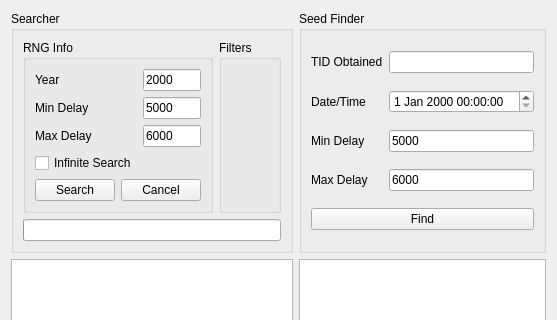
First picture: the form in Source/Form/Gen4/IDs4.ui, repository Admiral-Fish/PokeFinder, before the edit; both pictures show x 0 to 557 and y 0 to 320 of the 557 by 600 pixel window.
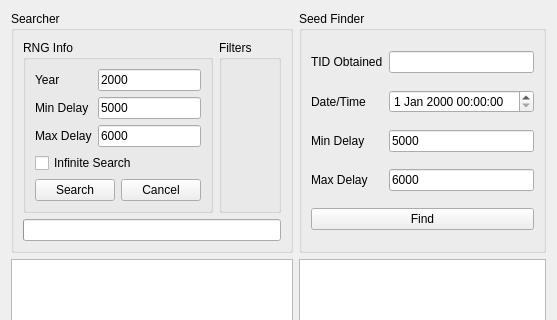
Second picture: the form after the edit. Custom widgets are drawn as their Qt base class.

What changed in the file:
```diff
--- a/Source/Form/Gen4/IDs4.ui
+++ b/Source/Form/Gen4/IDs4.ui
@@ -26,24 +26,19 @@
       <string>Searcher</string>
      </property>
      <layout class="QGridLayout" name="gridLayout_4">
-      <item row="0" column="1">
-       <widget class="QGroupBox" name="groupBoxFilters">
-        <property name="title">
-         <string>Filters</string>
-        </property>
-        <layout class="QGridLayout" name="gridLayout_2">
-         <item row="0" column="0">
-          <widget class="IDsFilter" name="idFilter" native="true"/>
-         </item>
-        </layout>
-       </widget>
-      </item>
       <item row="0" column="0">
        <widget class="QGroupBox" name="groupBoxRNGInfo">
         <property name="title">
          <string>RNG Info</string>
         </property>
-        <layout class="QGridLayout" name="gridLayout_5">
+        <layout class="QGridLayout" name="gridLayout">
+         <item row="0" column="0">
+          <widget class="QLabel" name="labelYear">
+           <property name="text">
+            <string>Year</string>
+           </property>
+          </widget>
+         </item>
          <item row="0" column="1">
           <widget class="TextBox" name="textBoxYear">
            <property name="text">
@@ -51,7 +46,35 @@
            </property>
           </widget>
          </item>
-         <item row="3" column="0">
+         <item row="1" column="0">
+          <widget class="QLabel" name="labelSearcherMinDelay">
+           <property name="text">
+            <string>Min Delay</string>
+           </property>
+          </widget>
+         </item>
+         <item row="1" column="1">
+          <widget class="TextBox" name="textBoxSearcherMinDelay">
+           <property name="text">
+            <string notr="true">5000</string>
+           </property>
+          </widget>
+         </item>
+         <item row="2" column="0">
+          <widget class="QLabel" name="labelSearcherMaxDelay">
+           <property name="text">
+            <string>Max Delay</string>
+           </property>
+          </widget>
+         </item>
+         <item row="2" column="1">
+          <widget class="TextBox" name="textBoxSearcherMaxDelay">
+           <property name="text">
+            <string notr="true">6000</string>
+           </property>
+          </widget>
+         </item>
+         <item row="3" column="0" colspan="2">
           <widget class="QCheckBox" name="checkBoxInfiniteSearch">
            <property name="text">
             <string>Infinite Search</string>
@@ -59,15 +82,15 @@
           </widget>
          </item>
          <item row="4" column="0" colspan="2">
-          <layout class="QGridLayout" name="gridLayout">
-           <item row="0" column="0">
+          <layout class="QHBoxLayout" name="horizontalLayout">
+           <item>
             <widget class="QPushButton" name="pushButtonSearch">
              <property name="text">
               <string>Search</string>
              </property>
             </widget>
            </item>
-           <item row="0" column="1">
+           <item>
             <widget class="QPushButton" name="pushButtonCancel">
              <property name="text">
               <string>Cancel</string>
@@ -76,40 +99,17 @@
            </item>
           </layout>
          </item>
-         <item row="2" column="1">
-          <widget class="TextBox" name="textBoxSearcherMaxDelay">
-           <property name="text">
-            <string notr="true">6000</string>
-           </property>
-          </widget>
-         </item>
-         <item row="2" column="0">
-          <widget class="QLabel" name="labelSearcherMaxDelay">
-           <property name="text">
-            <string>Max Delay</string>
-           </property>
-          </widget>
-         </item>
-         <item row="1" column="1">
-          <widget class="TextBox" name="textBoxSearcherMinDelay">
-           <property name="text">
-            <string notr="true">5000</string>
-           </property>
-          </widget>
-         </item>
-         <item row="1" column="0">
-          <widget class="QLabel" name="labelSearcherMinDelay">
-           <property name="text">
-            <string>Min Delay</string>
-           </property>
-          </widget>
-         </item>
+        </layout>
+       </widget>
+      </item>
+      <item row="0" column="1">
+       <widget class="QGroupBox" name="groupBoxFilters">
+        <property name="title">
+         <string>Filters</string>
+        </property>
+        <layout class="QGridLayout" name="gridLayout_2">
          <item row="0" column="0">
-          <widget class="QLabel" name="labelYear">
-           <property name="text">
-            <string>Year</string>
-           </property>
-          </widget>
+          <widget class="IDsFilter" name="idFilter" native="true"/>
          </item>
         </layout>
        </widget>
@@ -204,17 +204,17 @@
    <extends>QLineEdit</extends>
    <header>Form/Controls/TextBox.hpp</header>
   </customwidget>
+  <customwidget>
+   <class>TableView</class>
+   <extends>QTableView</extends>
+   <header>Form/Controls/TableView.hpp</header>
+  </customwidget>
   <customwidget>
    <class>IDsFilter</class>
    <extends>QWidget</extends>
    <header>Form/Controls/IDsFilter.hpp</header>
    <container>1</container>
   </customwidget>
-  <customwidget>
-   <class>TableView</class>
-   <extends>QTableView</extends>
-   <header>Form/Controls/TableView.hpp</header>
-  </customwidget>
  </customwidgets>
  <tabstops>
   <tabstop>textBoxYear</tabstop>
```
